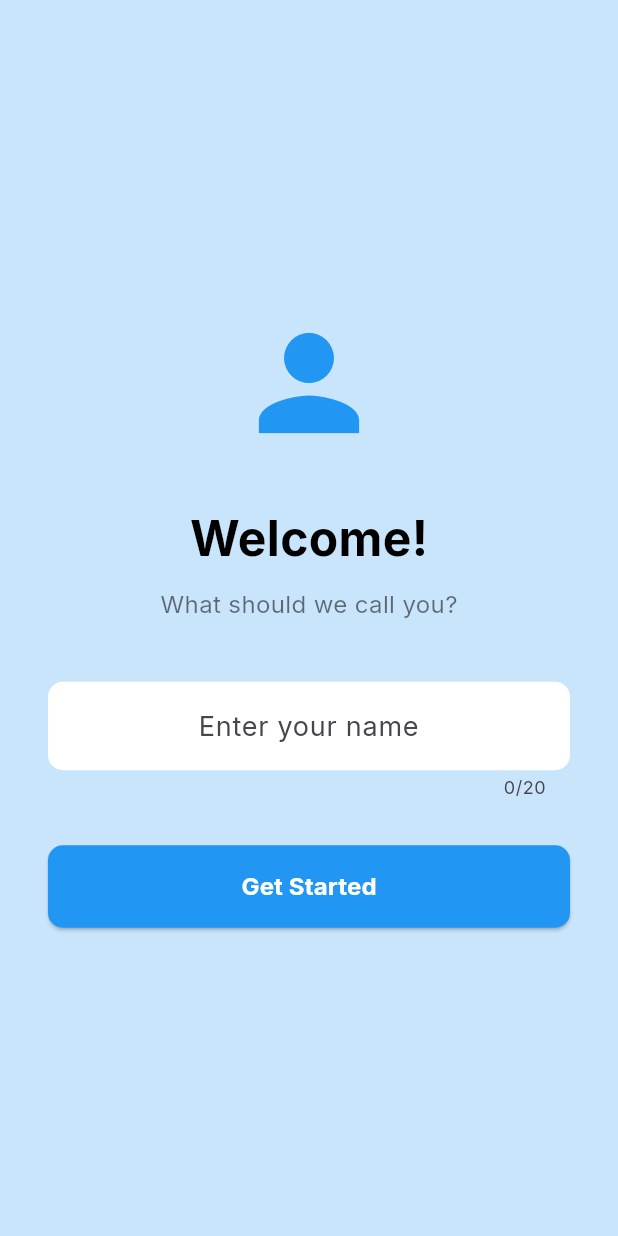
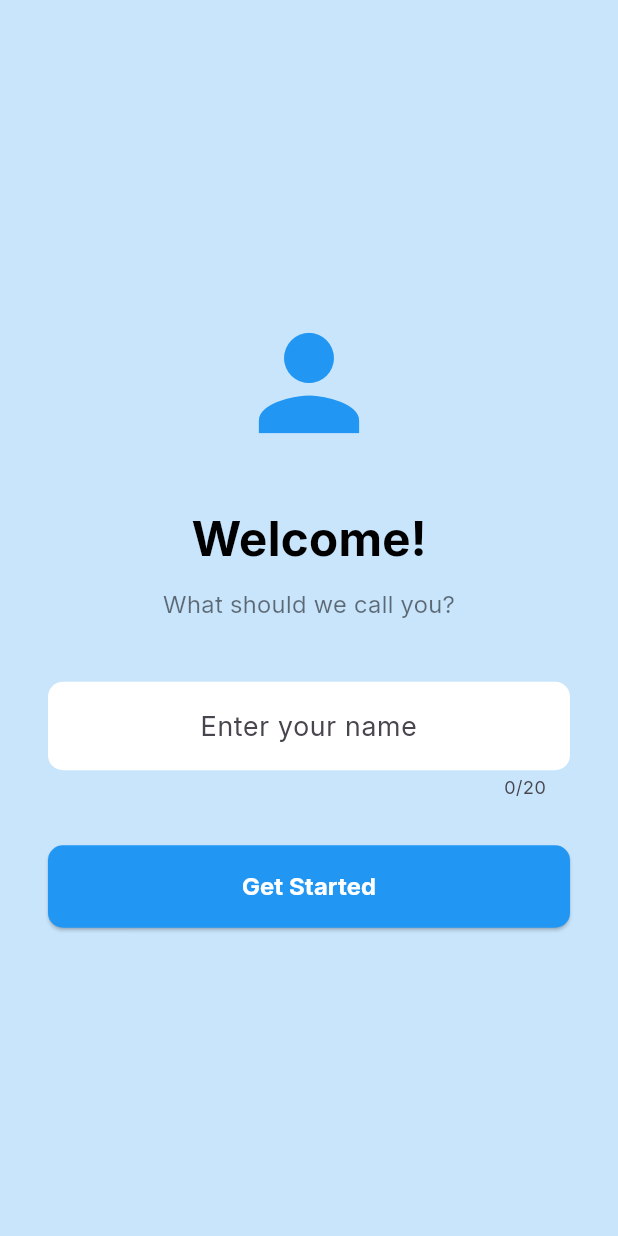
Before and after one commit to Maniceraf/todo_app_1, a Flutter app: the screen it shows after launch, on a phone screen of 412 x 824 dp. Run offline on Flutter 3.47's test engine with Material 3 defaults, Android fonts, the phone set to English and light mode, and no system bars; our stand-ins replace hive, hive_flutter, shared_preferences; accounts and stored records are empty.

Commit message:
update code

```diff
--- a/lib/app/task_list.dart
+++ b/lib/app/task_list.dart
@@ -25,6 +25,7 @@ class _TaskListPageState extends State<TaskListPage> {
   final CategoryService _categoryService = CategoryService();
   final TaskService _taskService = TaskService();
   StreamSubscription? _categorySubscription;
+  StreamSubscription? _taskSubscription;
 
   List<dynamic> tasks = [];
 
@@ -49,7 +50,7 @@ class _TaskListPageState extends State<TaskListPage> {
       _loadCategory();
     });
 
-    _categorySubscription = Hive.box('tasks').watch().listen((event) {
+    _taskSubscription = Hive.box('tasks').watch().listen((event) {
       _loadTasks();
     });
   }
@@ -132,6 +133,7 @@ class _TaskListPageState extends State<TaskListPage> {
   @override
   void dispose() {
     _categorySubscription?.cancel();
+    _taskSubscription?.cancel();
     super.dispose();
   }
 
--- a/lib/main.dart
+++ b/lib/main.dart
@@ -1,5 +1,4 @@
 import 'package:flutter/material.dart';
-import 'package:google_fonts/google_fonts.dart';
 import 'package:hive_flutter/adapters.dart';
 import 'package:task_manager/app/entities/category.dart';
 import 'package:task_manager/app/entities/task.dart';
@@ -51,7 +50,12 @@ class MyApp extends StatelessWidget {
       theme: ThemeData(
         colorScheme: ColorScheme.fromSeed(seedColor: Colors.deepPurple),
         useMaterial3: true,
-        textTheme: GoogleFonts.interTextTheme(),
+        fontFamily: 'Inter', // Use local font instead of Google Fonts
+        textTheme: const TextTheme(
+          bodyLarge: TextStyle(fontFamily: 'Inter'),
+          bodyMedium: TextStyle(fontFamily: 'Inter'),
+          bodySmall: TextStyle(fontFamily: 'Inter'),
+        ),
       ),
       home: const SplashPage(),
       debugShowCheckedModeBanner: false,
```
Also changed, not shown: lib/app/home_page.dart (+7 -2 lines), pubspec.yaml (+11 -1 lines), assets/fonts/Inter_18pt-Bold.ttf (added), assets/fonts/Inter_18pt-Medium.ttf (added), assets/fonts/Inter_18pt-Regular.ttf (added), pubspec.lock, 4 other files.
